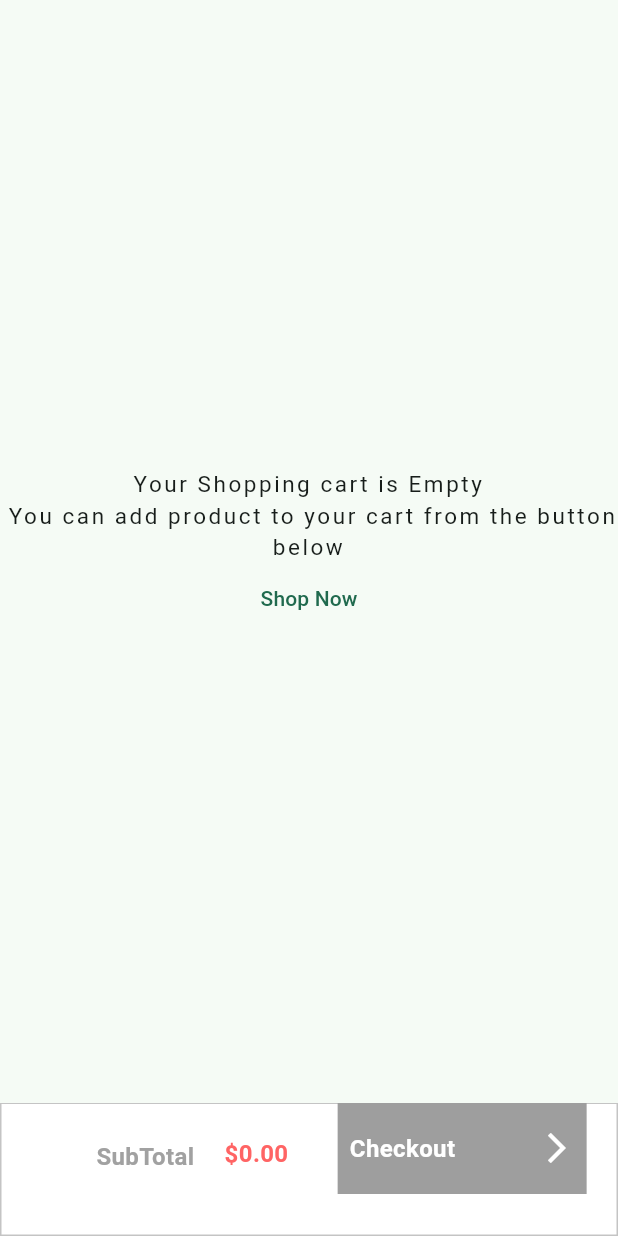
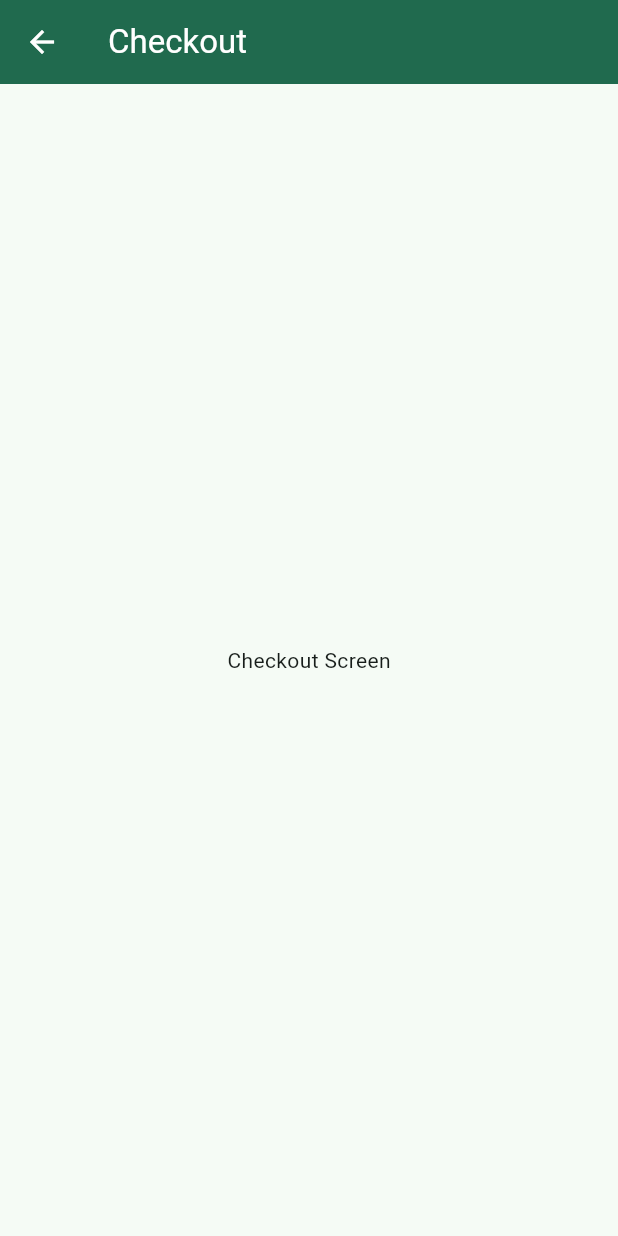
Before and after one commit to shshaheen/Farmz, a Flutter app: the CartScreen screen opened directly, after a tap on "Checkout", on a phone screen of 412 x 824 dp. Run offline on Flutter 3.47's test engine with Material 3 defaults, Android fonts, the light colour scheme and no system bars; our stand-ins replace carousel_slider, flutter_riverpod, flutter_spinkit, google_fonts, google_generative_ai, image_picker and 2 more; missing offline and left inert: cloudinary_public; accounts and stored records are empty.

Commit message:
Little change

```diff
--- a/lib/Views/Screens/Farmer/chat_screen.dart
+++ b/lib/Views/Screens/Farmer/chat_screen.dart
@@ -66,7 +66,7 @@ class _ChatScreenState extends State<ChatScreen> {
           ),
         ),
         title: Text(
-          "NIYA",
+          "AGRI",
           style: GoogleFonts.ptSerifCaption(
             fontWeight: FontWeight.bold,
             fontSize: 30,
--- a/lib/Views/Screens/Farmer/widget/community_card1.dart
+++ b/lib/Views/Screens/Farmer/widget/community_card1.dart
@@ -6,7 +6,7 @@ class CommunityCard1 extends StatelessWidget {
   final Color primaryColor = const Color(0xFF4C9A2A);
   final Color tagColor = Color(0xFFF9EEC1);
 void _joinCommunity() async {
-  final Uri url = Uri.parse('https://chat.whatsapp.com/GUJ5Mj7O6JH1giAipSnfao');
+  final Uri url = Uri.parse('https://chat.whatsapp.com/CehDyFosmxc2sg1zOvH93j');
 
   if (await canLaunchUrl(url)) {
     await launchUrl(
--- a/lib/Views/Screens/Farmer/widget/community_card2.dart
+++ b/lib/Views/Screens/Farmer/widget/community_card2.dart
@@ -7,7 +7,7 @@ class CommunityCard2 extends StatelessWidget {
   final Color tagColor = Color(0xFFF9EEC1);
 
   void _joinCommunity() async {
-  final Uri url = Uri.parse('https://chat.whatsapp.com/GUJ5Mj7O6JH1giAipSnfao');
+  final Uri url = Uri.parse('https://chat.whatsapp.com/CehDyFosmxc2sg1zOvH93j');
 
   if (await canLaunchUrl(url)) {
     await launchUrl(
--- a/lib/Views/Screens/Farmer/widget/community_card3.dart
+++ b/lib/Views/Screens/Farmer/widget/community_card3.dart
@@ -5,7 +5,7 @@ class CommunityCard3 extends StatelessWidget {
   final Color primaryColor = const Color(0xFF4C9A2A);
   final Color tagColor = Color(0xFFF9EEC1);
   void _joinCommunity() async {
-  final Uri url = Uri.parse('https://chat.whatsapp.com/GUJ5Mj7O6JH1giAipSnfao');
+  final Uri url = Uri.parse('https://chat.whatsapp.com/CehDyFosmxc2sg1zOvH93j');
 
   if (await canLaunchUrl(url)) {
     await launchUrl(
@@ -13,7 +13,7 @@ class CommunityCard3 extends StatelessWidget {
       mode: LaunchMode.externalApplication, // Required to open WhatsApp or browser
     );
   } else {
-    print('Could not launch $url');
+    // print('Could not launch $url');
     // Optional: show a snackbar or alert
   }
 }
--- a/lib/Views/Screens/consumer/cart_screen.dart
+++ b/lib/Views/Screens/consumer/cart_screen.dart
@@ -1,3 +1,4 @@
+import 'package:farmz/Views/Screens/consumer/checkout_screen.dart';
 import 'package:flutter/cupertino.dart';
 import 'package:flutter/material.dart';
 import 'package:flutter_riverpod/flutter_riverpod.dart';
@@ -19,7 +20,6 @@ class _CartScreenState extends ConsumerState<CartScreen> {
     final cartProviderObject = ref.read(cartProvider.notifier);
     final totalAmount = ref.read(cartProvider.notifier).calculateTotalAmount();
     return Scaffold(
-
       body: cartData.isEmpty
           ? Column(
               mainAxisAlignment: MainAxisAlignment.center,
@@ -113,7 +113,9 @@ class _CartScreenState extends ConsumerState<CartScreen> {
                                   width: 100,
                                   child: Image.network(cartItem.image),
                                 ),
-                                SizedBox(width: 4,),
+                                SizedBox(
+                                  width: 4,
+                                ),
                                 Expanded(
                                   child: Column(
                                     mainAxisAlignment:
@@ -137,7 +139,7 @@ class _CartScreenState extends ConsumerState<CartScreen> {
                                         ),
                                       ),
                                       Text(
-                                        "\$${cartItem.productPrice.toStringAsFixed(2)}",
+                                        "${cartItem.productPrice.toStringAsFixed(2)} /-",
                                         style: GoogleFonts.lato(
                                           fontSize: 16,
                                           fontWeight: FontWeight.bold,
@@ -150,15 +152,16 @@ class _CartScreenState extends ConsumerState<CartScreen> {
                                             height: 40,
                                             width: 120,
                                             decoration: BoxDecoration(
-                                                color: Theme.of(context).colorScheme.primary),
+                                                color: Theme.of(context)
+                                                    .colorScheme
+                                                    .primary),
                                             child: Row(
                                               children: [
                                                 IconButton(
                                                     onPressed: () {
                                                       cartProviderObject
                                                           .decrementCartItem(
-                                                              cartItem
-                                                                  .id);
+                                                              cartItem.id);
                                                     },
                                                     icon: Icon(
                                                       CupertinoIcons.minus,
@@ -174,8 +177,7 @@ class _CartScreenState extends ConsumerState<CartScreen> {
                                                     onPressed: () {
                                                       cartProviderObject
                                                           .incrementCartItem(
-                                                              cartItem
-                                                                  .id);
+                                                              cartItem.id);
                                                     },
                                                     icon: Icon(
                                                       CupertinoIcons.plus,
@@ -188,8 +190,8 @@ class _CartScreenState extends ConsumerState<CartScreen> {
                                       ),
                                       IconButton(
                                           onPressed: () {
-                                            cartProviderObject.removeCartItem(
-                                                cartItem.id);
+                                            cartProviderObject
+                                                .removeCartItem(cartItem.id);
                                           },
                                           icon: Icon(
                                             CupertinoIcons.delete,
@@ -238,7 +240,7 @@ class _CartScreenState extends ConsumerState<CartScreen> {
             Align(
               alignment: Alignment(-0.19, -0.31),
               child: Text(
-                "\$${totalAmount.toStringAsFixed(2)}",
+                "${totalAmount.toStringAsFixed(2)} /- ",
                 style: GoogleFonts.roboto(
                     fontSize: 16,
                     fontWeight: FontWeight.bold,
@@ -259,9 +261,18 @@ class _CartScreenState extends ConsumerState<CartScreen> {
                   height: 61,
                   clipBehavior: Clip.hardEdge,
                   decoration: BoxDecoration(
-                    color: totalAmount == 0.0 ? Colors.grey : Theme.of(context).colorScheme.primary,
+                    color: totalAmount == 0.0
+                        ? Colors.grey
+                        : Theme.of(context).colorScheme.primary,
                   ),
                   child: Center(
+                    child: InkWell(
+                      onTap: () {
+                        Navigator.push(
+                            context,
+                            MaterialPageRoute(
+                                builder: (context) => CheckoutScreen()));
+                      },
                       child: Padding(
                         padding: const EdgeInsets.all(8.0),
                         child: Row(
@@ -285,6 +296,7 @@ class _CartScreenState extends ConsumerState<CartScreen> {
                     ),
                   ),
                 ),
+              ),
             )
           ],
         ),
--- /dev/null
+++ b/lib/Views/Screens/consumer/checkout_screen.dart
@@ -0,0 +1,17 @@
+import 'package:flutter/material.dart';
+
+class CheckoutScreen extends StatelessWidget {
+  const CheckoutScreen({super.key});
+
+  @override
+  Widget build(BuildContext context) {
+    return Scaffold(
+      appBar: AppBar(
+        title: Text("Checkout"),
+    ),
+    body: Center(
+      child: Text("Checkout Screen"),),
+    );
+
+  }
+}
--- a/pubspec.yaml
+++ b/pubspec.yaml
@@ -48,6 +48,7 @@ dependencies:
 
   table_calendar: ^3.2.0
   carousel_slider: ^5.0.0
+  razorpay_flutter: ^1.4.0
 
 
 dev_dependencies:
```
Also changed, not shown: pubspec.lock. Lines whose indentation alone changed are shown as unchanged.
